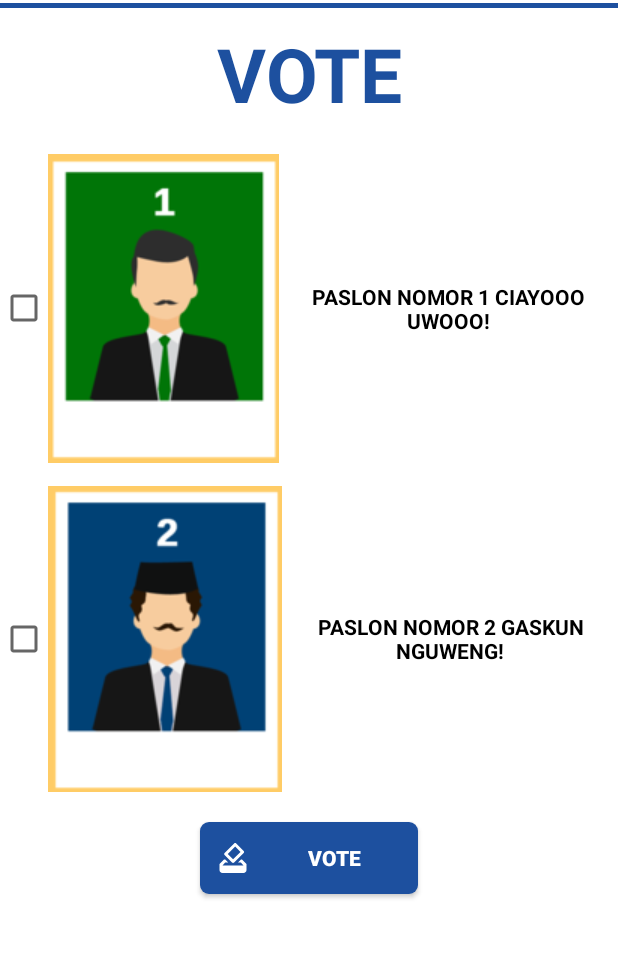
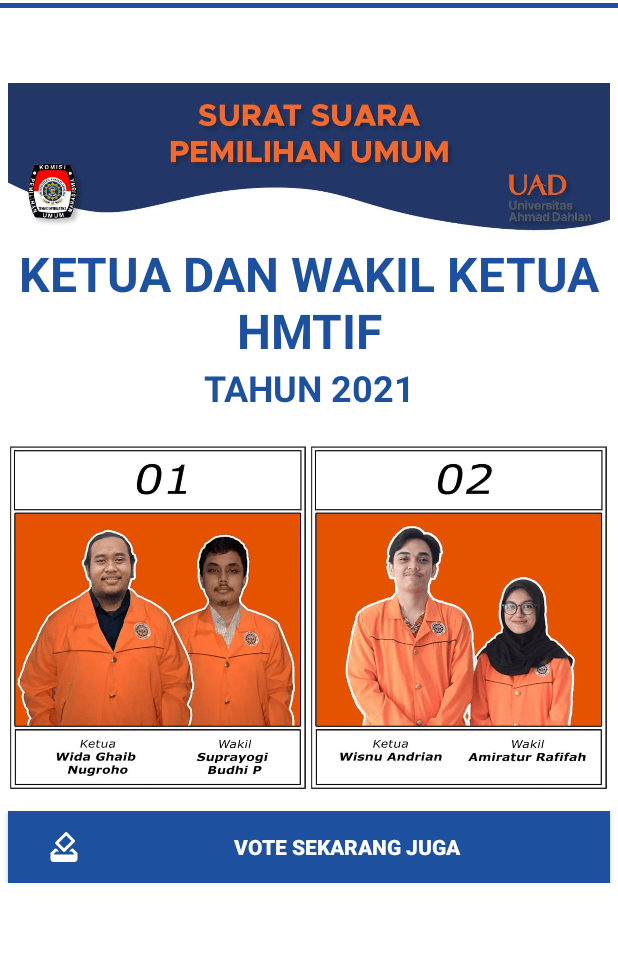
Before and after one commit to arpateam/aplikasi-e-voting-tif-uad, an Android app: the Vote screen opened directly, with no data from a screen before it, on a phone screen of 412 x 824 dp, the part 81-1039 px from its top. Run offline under Robolectric (Android 15) with nearby library versions, the phone set to English and light mode, and no system bars; network calls fail.

Commit message:
Memperbaiki Halaman Vote

```diff
--- a/app/src/main/java/com/application/e_votingtif/Vote.java
+++ b/app/src/main/java/com/application/e_votingtif/Vote.java
@@ -2,11 +2,13 @@ package com.application.e_votingtif;
 
 import android.app.Activity;
 import android.app.AlertDialog;
+import android.content.ActivityNotFoundException;
 import android.content.ContentValues;
 import android.content.DialogInterface;
 import android.content.Intent;
 import android.database.Cursor;
 import android.database.sqlite.SQLiteDatabase;
+import android.net.Uri;
 import android.os.Bundle;
 import android.view.Menu;
 import android.view.MenuItem;
@@ -26,9 +28,7 @@ public class Vote extends Activity {
     SQLiteDatabase sqliteDatabase;
     DataHelper dbHelper;
     Toolbar toolbar;
-    Button btn;
-    CheckBox checkBox, checkBox1;
-//    public static Vote vt;
+    Button voteBtn;
 
     @Override
     protected void onCreate(Bundle savedInstanceState) {
@@ -42,103 +42,22 @@ public class Vote extends Activity {
         getActionBar().setIcon(R.drawable.logokecil);
         toolbar.setTitleMarginStart(100);
 
-        dbHelper=new DataHelper(Vote.this);
-        findid();
-        insertData();
+        voteBtn=(Button)findViewById(R.id.btnVote);
 
-//        Button btn=(Button)findViewById(R.id.kirim);
-//        btn.setOnClickListener(new View.OnClickListener(){
-//            @Override
-//            public void onClick(View v) {
-//                // TODO Auto-generated method stub
-//
-//                SQLiteDatabase db =
-//                        dbHelper.getWritableDatabase();
-//                db.execSQL("insert into kritik_saran(kritik) values('"+ text1.getText().toString()+"')");
-//                Toast.makeText(getApplicationContext(),
-//                        "Berhasil", Toast.LENGTH_LONG).show();
-//
-//                Intent inte = new Intent(KritikSaran.this, KritikSaran.class);
-//                startActivity(inte);
-//                KritikSaran.ma.RefreshList();
-//                finish();
-//            }
-//        });
-//        ma = this;
-//        dbHelper = new DataHelper(this);
-//        RefreshList();
-    }
-
-    private void insertData() {
-        btn.setOnClickListener(new View.OnClickListener() {
+        voteBtn.setOnClickListener(new View.OnClickListener() {
             @Override
             public void onClick(View v) {
-                sqliteDatabase = dbHelper.getWritableDatabase();
-                ContentValues contentValues = new ContentValues();
-
-                if (checkBox.isChecked())
-                    contentValues.put("paslon", checkBox.getText().toString());
-                if (checkBox1.isChecked())
-                    contentValues.put("paslon", checkBox1.getText().toString());
-                Long rec = sqliteDatabase.insert("vote", null, contentValues);
-                if (rec != null) {
-                    Toast.makeText(Vote.this, "Pilihan Anda tersimpan", Toast.LENGTH_SHORT).show();
-                } else {
-                    Toast.makeText(Vote.this, "Gagal", Toast.LENGTH_SHORT).show();
+                Intent webIntent = new Intent(Intent.ACTION_VIEW,
+                        Uri.parse("https://kpump-tif.arpateam.com/vote.php"));
+                try {
+                    Vote.this.startActivity(webIntent);
+                } catch (ActivityNotFoundException ex) {
                 }
             }
         });
-        btn.setOnClickListener(new View.OnClickListener() {
-            @Override
-            public void onClick(View view) {
-                startActivity(new Intent(Vote.this,HasilVote.class));
-            }
-        });
+
+        dbHelper=new DataHelper(Vote.this);
     }
-
-
-    private void findid() {
-        btn=(Button) findViewById(R.id.pilih);
-        checkBox=(CheckBox) findViewById(R.id.paslon1);
-        checkBox1=(CheckBox) findViewById(R.id.paslon2);
-    }
-
-    //    public void RefreshList(){
-//        SQLiteDatabase db = dbHelper.getReadableDatabase();
-//        cursor = db.rawQuery("SELECT * FROM kritik_saran",null);
-//        daftar = new String[cursor.getCount()];
-//        cursor.moveToFirst();
-//        for (int cc=0; cc < cursor.getCount(); cc++){
-//            cursor.moveToPosition(cc);
-//            daftar[cc] = cursor.getString(1).toString();
-//        }
-//        ListView01 = (ListView)findViewById(R.id.listView1);
-//        ListView01.setAdapter(new ArrayAdapter(this,
-//                android.R.layout.simple_list_item_1, daftar));
-//        ListView01.setSelected(true);
-//        ListView01.setOnItemClickListener(new AdapterView.OnItemClickListener() {
-//            public void onItemClick(AdapterView arg0, View arg1, int arg2, long arg3) {
-//                final String selection = daftar[arg2];
-//                //.getItemAtPosition(arg2).toString();
-//                final CharSequence[] dialogitem = {"Hapus Kritik Saran"};
-//                AlertDialog.Builder builder = new AlertDialog.Builder(KritikSaran.this);
-//                builder.setTitle("Pilihan");
-//                builder.setItems(dialogitem, new DialogInterface.OnClickListener() {
-//                    public void onClick(DialogInterface dialog, int item) {
-//                        switch(item){
-//                            case 0 :
-//                                SQLiteDatabase db =
-//                                        dbHelper.getWritableDatabase();
-//                                db.execSQL("delete from kritik_saran where kritik = '"+selection+"'");
-//                                RefreshList();
-//                                break;
-//                        }
-//                    }
-//                });
-//                builder.create().show();
-//            }});
-//        ((ArrayAdapter)ListView01.getAdapter()).notifyDataSetInvalidated();
-//    }
     @Override
     protected void onPause() {
         super.onPause();
--- a/app/src/main/res/layout/activity_vote.xml
+++ b/app/src/main/res/layout/activity_vote.xml
@@ -1,6 +1,10 @@
 <?xml version="1.0" encoding="utf-8"?>
+
+<ScrollView xmlns:android="http://schemas.android.com/apk/res/android"
+    android:layout_width="match_parent"
+    android:layout_height="wrap_content"
+    android:fillViewport="false">
 <LinearLayout
-    xmlns:android="http://schemas.android.com/apk/res/android"
     android:layout_width="match_parent"
     android:layout_height="match_parent"
     android:orientation="vertical"
@@ -16,57 +20,72 @@
         android:layout_height="3dp"
         android:background="@color/blue"/>
 
-    <RelativeLayout
-        android:layout_width="match_parent"
-        android:layout_height="10dp"/>
+    <ImageView
+        android:layout_width="wrap_content"
+        android:layout_height="wrap_content"
+        android:layout_marginTop="50dp"
+        android:layout_marginHorizontal="5dp"
+        android:scaleType="fitXY"
+        android:adjustViewBounds="true"
+        android:src="@drawable/kop_surat_suara"
+        android:contentDescription="Kop Surat Suara"
+        />
 
     <TextView
         android:layout_width="match_parent"
         android:layout_height="wrap_content"
-        android:text="VOTE"
+        android:text="KETUA DAN WAKIL KETUA HMTIF"
         android:textAlignment="center"
         android:textColor="@color/blue"
-        android:textSize="50dp"
+        android:textSize="32dp"
+        android:layout_marginHorizontal="5dp"
+        android:layout_marginTop="5dp"
         android:textStyle="bold"/>
 
-    <RelativeLayout
-        android:layout_width="match_parent"
-        android:layout_height="20dp"/>
-    <CheckBox
-        android:id="@+id/paslon1"
+    <TextView
         android:layout_width="match_parent"
         android:layout_height="wrap_content"
-        android:drawableStart="@drawable/paslon1"
-        android:text="PASLON NOMOR 1 CIAYOOO UWOOO!"
-        android:textStyle="bold"
+        android:text="TAHUN 2021"
         android:textAlignment="center"
-        />
-    <RelativeLayout
-        android:layout_width="match_parent"
-        android:layout_height="15dp"/>
-    <CheckBox
-        android:id="@+id/paslon2"
-        android:layout_width="match_parent"
+        android:textColor="@color/blue"
+        android:textSize="24dp"
+        android:textStyle="bold"/>
+
+    <LinearLayout
+        android:orientation="horizontal"
+        android:layout_width="wrap_content"
         android:layout_height="wrap_content"
-        android:drawableStart="@drawable/paslon2"
-        android:text="PASLON NOMOR 2 GASKUN NGUWENG!"
-        android:textStyle="bold"
-        android:textAlignment="center"
-        />
-    <RelativeLayout
-        android:layout_width="match_parent"
-        android:layout_height="20dp"/>
+        android:layout_marginTop="20dp"
+        android:layout_marginHorizontal="5dp">
+
+        <ImageView
+            android:layout_width="wrap_content"
+            android:layout_height="246dp"
+            android:layout_weight="1"
+            android:scaleType="fitStart"
+            android:src="@drawable/paslon_01" />
+
+        <ImageView
+            android:layout_width="wrap_content"
+            android:layout_height="match_parent"
+            android:layout_weight="1"
+            android:scaleType="fitStart"
+            android:src="@drawable/paslon_02"></ImageView>
+    </LinearLayout>
+
     <Button
-        android:id="@+id/pilih"
-        android:paddingLeft="10dp"
+        android:id="@+id/btnVote"
         android:textStyle="bold"
         android:textColor="@color/white"
-        android:background="@drawable/bg_button"
+        android:background="@color/blue"
         android:layout_gravity="center"
         android:textAllCaps="false"
-        android:text="VOTE"
+        android:text="VOTE SEKARANG JUGA"
         android:drawableStart="@drawable/voteputih"
-        android:layout_width="145dp"
+        android:layout_width="fill_parent"
+        android:layout_marginHorizontal="5dp"
+        android:paddingLeft="25dp"
         android:layout_height="wrap_content"/>
 
 </LinearLayout>
+</ScrollView>
```
Also changed, not shown: app/src/main/res/drawable/kop_surat_suara.png (added), app/src/main/res/drawable/paslon_01.png (added), app/src/main/res/drawable/paslon_02.png (added).
